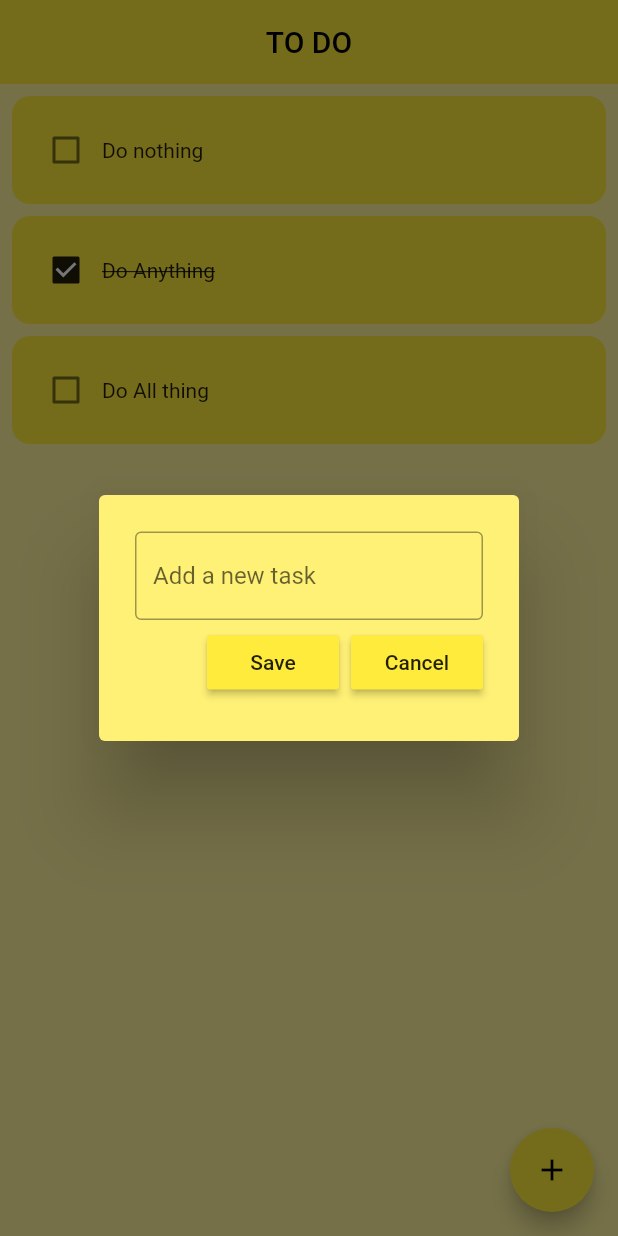
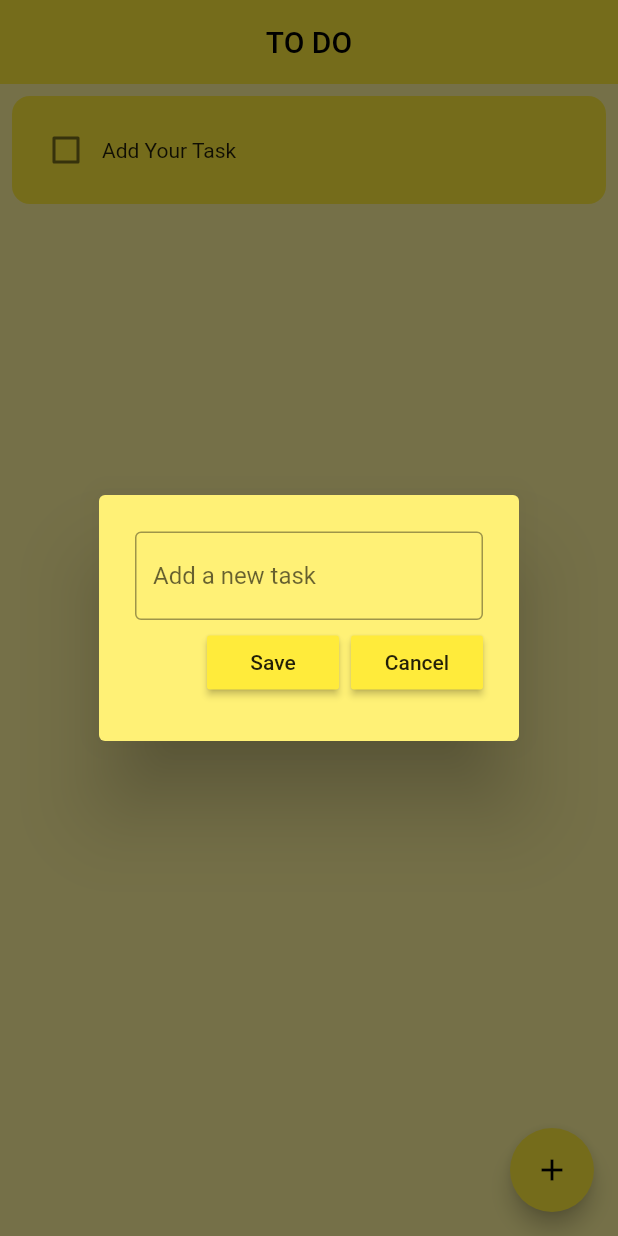
Before and after one commit to ZubairKhan94049/todo-app-in-flutter, a Flutter app: the screen it shows after launch, after a tap on the "add" icon, on a phone screen of 412 x 824 dp. Run offline on Flutter 3.47's test engine with Material 2 defaults, Android fonts, the phone set to English and light mode, and no system bars; drawn by our look-alikes of flutter_slidable; our stand-ins replace hive, hive_flutter; accounts and stored records are empty.

Commit message:
todoapp with local storage using hive

```diff
--- /dev/null
+++ b/lib/data/database.dart
@@ -0,0 +1,20 @@
+import 'package:hive/hive.dart';
+
+class ToDoDataBase{
+  List todoList = [];
+  final _myBox = Hive.box("mybox");
+
+  void createInitialData(){
+    todoList = [
+      ["Add Your Task", false],
+    ];
+  }
+  void loadData(){
+    todoList = _myBox.get("TODOLIST");
+  }
+
+  void updateDate(){
+    _myBox.put("TODOLIST", todoList);
+
+  }
+}
--- a/lib/home.dart
+++ b/lib/home.dart
@@ -1,4 +1,6 @@
 import 'package:flutter/material.dart';
+import 'package:hive/hive.dart';
+import 'package:untitled1/data/database.dart';
 import 'package:untitled1/util/dialog_box.dart';
 import 'package:untitled1/util/todo_tile.dart';
 
@@ -10,30 +12,40 @@ class HomeScreen extends StatefulWidget {
 }
 
 class _HomeScreenState extends State<HomeScreen> {
+  final _myBox = Hive.box("mybox");
   final _controller = TextEditingController();
+  ToDoDataBase db = ToDoDataBase();
 
-  List todoList = [
-    ["Do nothing", false],
-    ["Do Anything", true],
-    ["Do All thing", false]
-  ];
+  @override
+  void initState() {
+    // TODO: implement initState
+    if(_myBox.get("TODOLIST") == null){
+      db.createInitialData();
+    }else{
+      db.loadData();
+    }
+    super.initState();
+  }
 
   void checkBoxChanged(bool? value, int index) {
     setState(() {
-      todoList[index][1] = !todoList[index][1];
+      db.todoList[index][1] = !db.todoList[index][1];
     });
+    db.updateDate();
   }
 
   void deleteTask(int index){
     setState(() {
-      todoList.removeAt(index);
+      db.todoList.removeAt(index);
     });
+    db.updateDate();
   }
   void saveNewTask() {
     setState(() {
-      todoList.add([_controller.text.toString(), false]);
+      db.todoList.add([_controller.text.toString(), false]);
       _controller.clear();
     });
+    db.updateDate();
     Navigator.of(context).pop();
   }
 
@@ -64,11 +76,11 @@ class _HomeScreenState extends State<HomeScreen> {
       ),
       backgroundColor: Colors.yellow[200],
       body: ListView.builder(
-          itemCount: todoList.length,
+          itemCount: db.todoList.length,
           itemBuilder: (context, index) {
             return ToDoTile(
-                taskName: todoList[index][0],
-                taskCompleted: todoList[index][1],
+                taskName: db.todoList[index][0],
+                taskCompleted: db.todoList[index][1],
                 onChanged: (value) => checkBoxChanged(value, index),
                 deleteFunction: (context)=>deleteTask(index),
             );
--- a/lib/main.dart
+++ b/lib/main.dart
@@ -1,7 +1,12 @@
 import 'package:flutter/material.dart';
+import 'package:hive/hive.dart';
+import 'package:hive_flutter/hive_flutter.dart';
 import 'package:untitled1/home.dart';
 
-void main() {
+void main()  async {
+  await Hive.initFlutter();
+  var box = await Hive.openBox("mybox");
+
   runApp(const MyApp());
 }
 
--- a/lib/util/todo_tile.dart
+++ b/lib/util/todo_tile.dart
@@ -27,6 +27,7 @@ class ToDoTile extends StatelessWidget {
               onPressed: deleteFunction,
               icon: Icons.delete,
               backgroundColor: Colors.red.shade300,
+              borderRadius: BorderRadius.circular(12),
             ),
           ],
         ),
--- a/pubspec.yaml
+++ b/pubspec.yaml
@@ -37,10 +37,14 @@ dependencies:
   # Use with the CupertinoIcons class for iOS style icons.
   cupertino_icons: ^1.0.2
   flutter_slidable: ^2.0.0
+  hive: ^2.2.3
+  hive_flutter: ^1.1.0
+  hive_generator: ^2.0.0
 
 dev_dependencies:
   flutter_test:
     sdk: flutter
+  build_runner: ^2.3.3
 
   # The "flutter_lints" package below contains a set of recommended lints to
   # encourage good coding practices. The lint set provided by the package is
```
Also changed, not shown: pubspec.lock.
